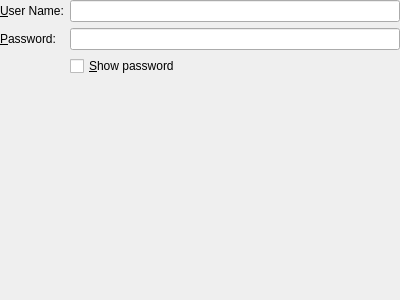
This is libs/ui/security/leap.ui in netrunner-debian-kde-extras/networkmanagement as Qt 5 draws it before an edit. The edited form follows.
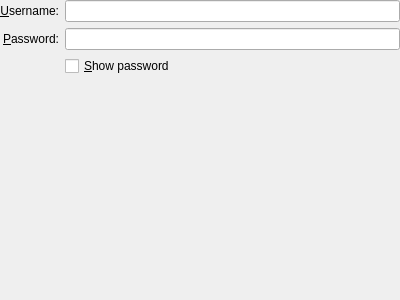
This is the edited form. Custom widgets are drawn as their Qt base class.

Diff of the .ui file:
```diff
--- a/libs/ui/security/leap.ui
+++ b/libs/ui/security/leap.ui
@@ -14,13 +14,16 @@
     <number>0</number>
    </property>
    <item>
-    <layout class="QGridLayout" name="gridLayout" >
-     <item row="0" column="0" >
-      <widget class="QLabel" name="label_6" >
-       <property name="text" >
-        <string>&amp;User Name:</string>
+    <layout class="QGridLayout" name="gridLayout">
+     <item row="0" column="0">
+      <widget class="QLabel" name="label_6">
+       <property name="text">
+        <string>&amp;Username:</string>
        </property>
-       <property name="buddy" >
+       <property name="alignment">
+        <set>Qt::AlignRight|Qt::AlignTrailing|Qt::AlignVCenter</set>
+       </property>
+       <property name="buddy">
         <cstring>kcfg_leapusername</cstring>
        </property>
       </widget>
@@ -37,7 +40,10 @@
        <property name="text" >
         <string>&amp;Password:</string>
        </property>
-       <property name="buddy" >
+       <property name="alignment">
+        <set>Qt::AlignRight|Qt::AlignTrailing|Qt::AlignVCenter</set>
+       </property>
+       <property name="buddy">
         <cstring>kcfg_leappassword</cstring>
        </property>
       </widget>
```
Left out of the diff: 43 changed lines with no effect on the pictures.
